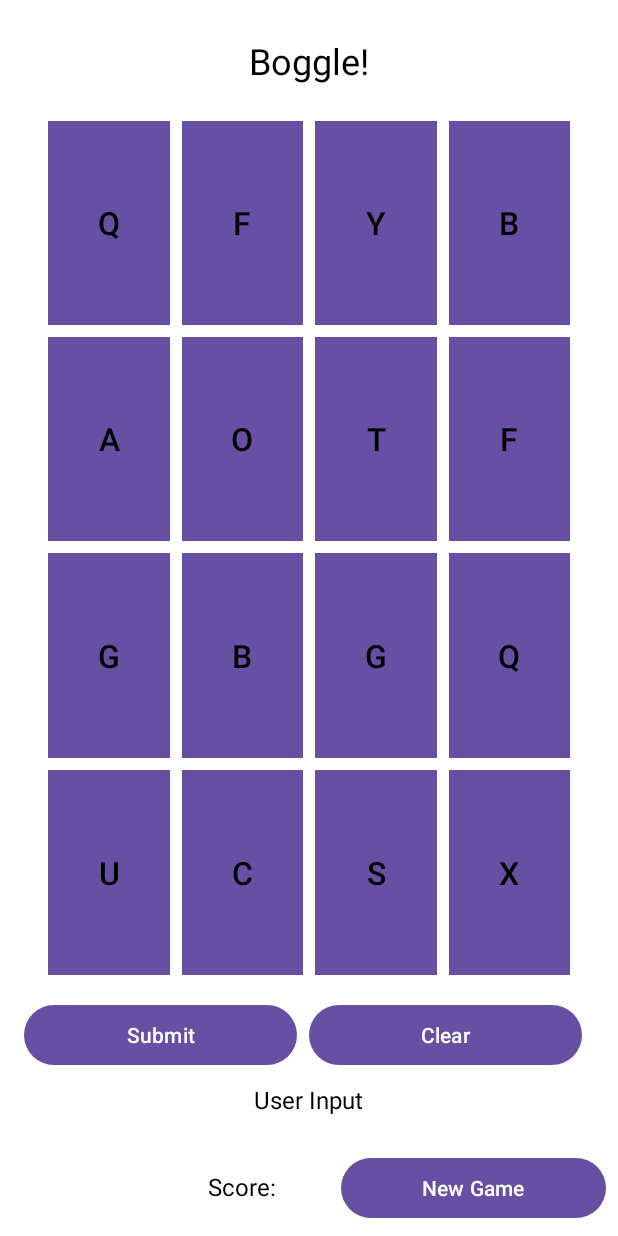
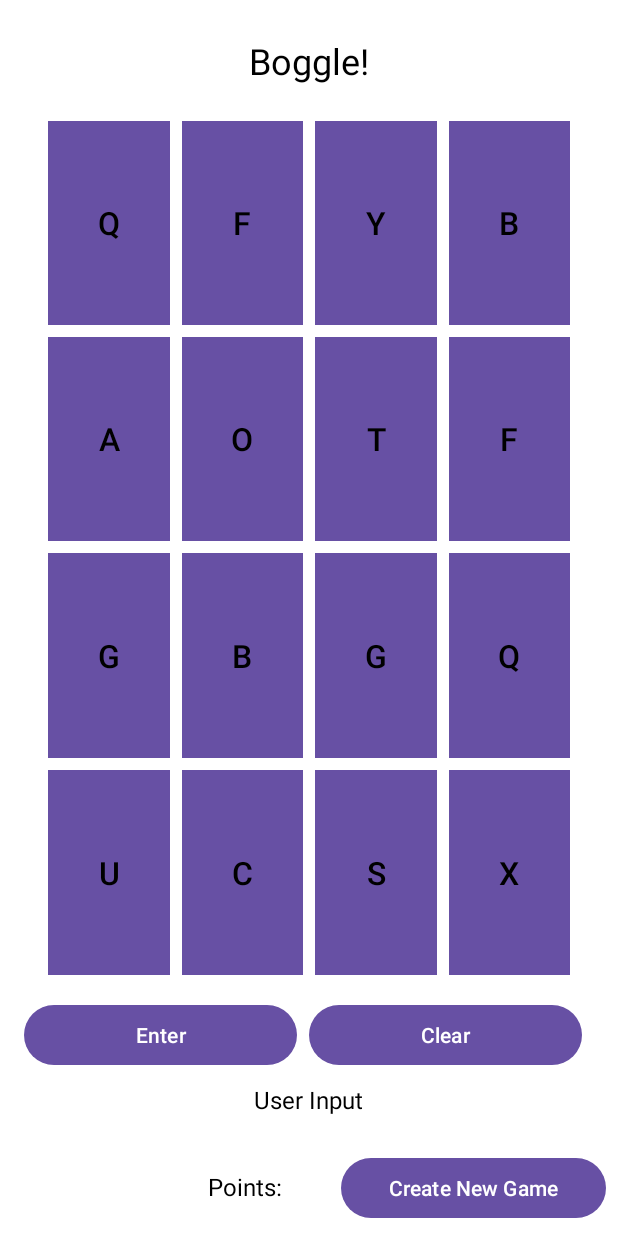
Before and after one commit to Infirmax/SimpleBoggle-KevinWu, an Android app: the screen it shows after launch (MainActivity), on a phone screen of 412 x 824 dp. Run offline under Robolectric (Android 15) with nearby library versions, the phone set to English and light mode, and no system bars; network calls fail.

Commit message:
somehow the app crashed and i couldn't run it? and then it worked. im just pushing incase i fixed something

```diff
--- a/app/src/main/java/com/bignerdranch/android/simpleboggle/GameFragment.kt
+++ b/app/src/main/java/com/bignerdranch/android/simpleboggle/GameFragment.kt
@@ -46,10 +46,25 @@ class GameFragment : Fragment() {
         return inflater.inflate(R.layout.fragment_game, container, false)
     }
 
+    @OptIn(DelicateCoroutinesApi::class)
+    private fun initializeDictionary() {
+        GlobalScope.launch(Dispatchers.IO) {
+            try {
+                // Download dictionary from the URL
+                val dictionaryText = downloadDictionary()
+
+                // Parse and store dictionary words
+                dictionary = parseDictionary(dictionaryText)
+            } catch (e: IOException) {
+                withContext(Dispatchers.Main) {
+                    Toast.makeText(requireContext(), "Failed to download dictionary", Toast.LENGTH_SHORT).show()
+                }
+            }
+        }
+    }
     override fun onViewCreated(view: View, savedInstanceState: Bundle?) {
         super.onViewCreated(view, savedInstanceState)
 
-        // Initialize buttons
         buttons = (1..16).map { id ->
             view.findViewById<Button>(resources.getIdentifier("button$id", "id", context?.packageName)).apply {
                 setOnClickListener { buttonClick(this) }
@@ -68,22 +83,7 @@ class GameFragment : Fragment() {
         initializeDictionary()
     }
 
-    @OptIn(DelicateCoroutinesApi::class)
-    private fun initializeDictionary() {
-        GlobalScope.launch(Dispatchers.IO) {
-            try {
-                // Download dictionary from the URL
-                val dictionaryText = downloadDictionary()
 
-                // Parse and store dictionary words
-                dictionary = parseDictionary(dictionaryText)
-            } catch (e: IOException) {
-                withContext(Dispatchers.Main) {
-                    Toast.makeText(requireContext(), "Failed to download dictionary", Toast.LENGTH_SHORT).show()
-                }
-            }
-        }
-    }
 
     private fun downloadDictionary(): String {
         val okHttpClient = OkHttpClient()
--- a/app/src/main/res/layout/fragment_game.xml
+++ b/app/src/main/res/layout/fragment_game.xml
@@ -268,9 +268,9 @@
             android:id="@+id/submit_button"
             android:layout_width="0dp"
             android:layout_height="wrap_content"
+            android:layout_marginEnd="8dp"
             android:layout_weight="1"
-            android:text="Submit"
-            android:layout_marginEnd="8dp"/>
+            android:text="Enter" />
 
         <Button
             android:id="@+id/clear_button"
--- a/app/src/main/res/layout/fragment_score.xml
+++ b/app/src/main/res/layout/fragment_score.xml
@@ -11,7 +11,7 @@
         android:layout_weight="0.5"
         android:gravity="end"
         android:paddingEnd="40dp"
-        android:text="Score: "
+        android:text="@string/score"
         android:textColor="#000000"
         android:textSize="16sp" />
 
@@ -20,6 +20,6 @@
         android:layout_width="0dp"
         android:layout_height="wrap_content"
         android:layout_weight="0.5"
-        android:text="New Game"/>
+        android:text="@string/new_game" />
 
 </LinearLayout>
--- a/app/src/main/res/values/strings.xml
+++ b/app/src/main/res/values/strings.xml
@@ -1,3 +1,5 @@
 <resources>
     <string name="app_name">Simple Boggle</string>
+    <string name="score">Points: </string>
+    <string name="new_game">Create New Game</string>
 </resources>
```
